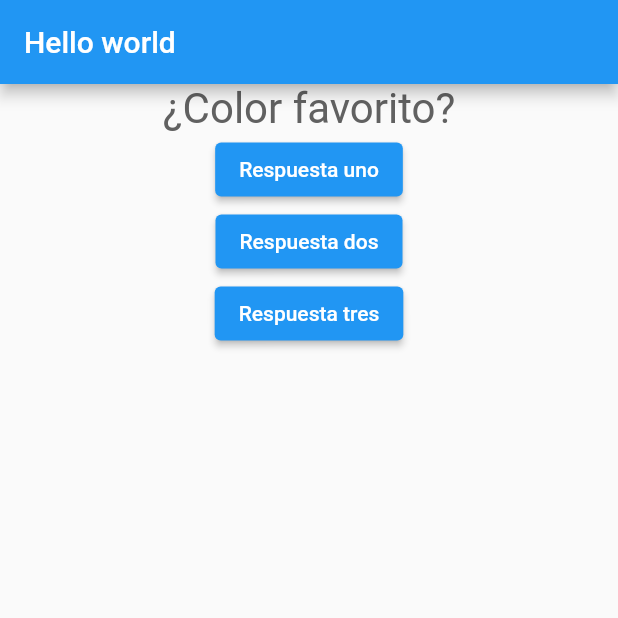
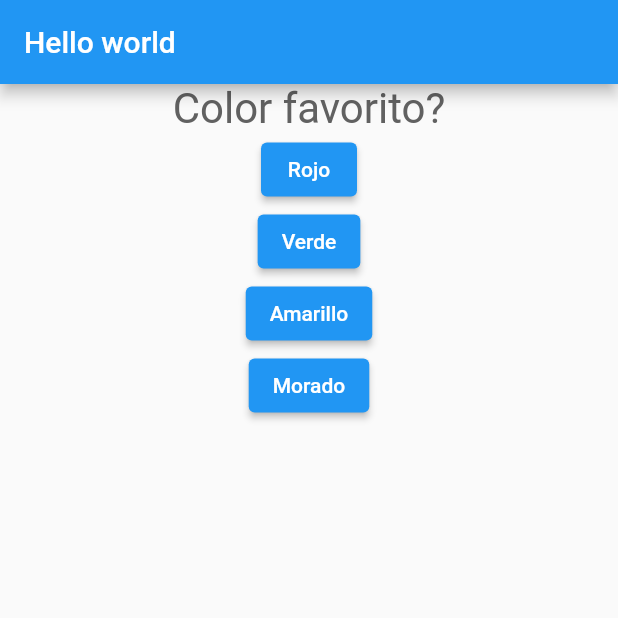
Before and after one commit to rodriguezzdavid/bootCampFlutter, a Flutter app: the screen it shows after launch, on a phone screen of 412 x 824 dp, the top half of it. Run offline on Flutter 3.47's test engine with Material 2 defaults, Android fonts, the phone set to English and light mode, and no system bars.

Commit message:
Add Map for questions

```diff
--- a/01day/diaunoquizz/lib/my_home_page.dart
+++ b/01day/diaunoquizz/lib/my_home_page.dart
@@ -22,11 +22,25 @@ class _MyHomePageState extends State<MyHomePage> {
     print("questionIdex: $questionIndex");
   }
 
+  // Formatear: Al guardar documento. ctrl + k + d. Alt + shift + f
+
   final questions = [
-    "¿Color favorito?",
-    "¿Animal favorito?",
-    "Comida favorita?",
-    "Musica favorita?",
+    {
+      "questionText": "Color favorito?",
+      "answers": ["Rojo", "Verde", "Amarillo", "Morado"],
+    },
+    {
+      "questionText": "Animal favorito?",
+      "answers": ["Caballo", "León", "Perro", "Gato", "Pinguino", "Elefante"],
+    },
+    {
+      "questionText": "Comida favorita?",
+      "answers": ["Gallo Pinto", "Tacos", "Chifrijo", "Casado"],
+    },
+    {
+      "questionText": "Música favorita?",
+      "answers": ["Rock", "Instrumental"],
+    },
   ];
 
   @override
@@ -40,19 +54,13 @@ class _MyHomePageState extends State<MyHomePage> {
         child: Column(
           crossAxisAlignment: CrossAxisAlignment.center,
           children: [
-            QuestionWidget(questions[questionIndex]),
-            AnswerButton(
-              onPressedFunction: answerQuestion,
-              buttonText: "Respuesta uno",
-            ),
-            AnswerButton(
-              buttonText: "Respuesta dos",
-              onPressedFunction: answerQuestion,
-            ),
-            AnswerButton(
-              buttonText: "Respuesta tres",
-              onPressedFunction: answerQuestion,
-            ),
+            QuestionWidget(questions[questionIndex]["questionText"] as String),
+            ...(questions[questionIndex]["answers"] as List<String>).map((answerText) {
+              return AnswerButton(
+                onPressedFunction: answerQuestion,
+                buttonText: answerText,
+              );
+            }).toList()
           ],
         ),
       ),
```
